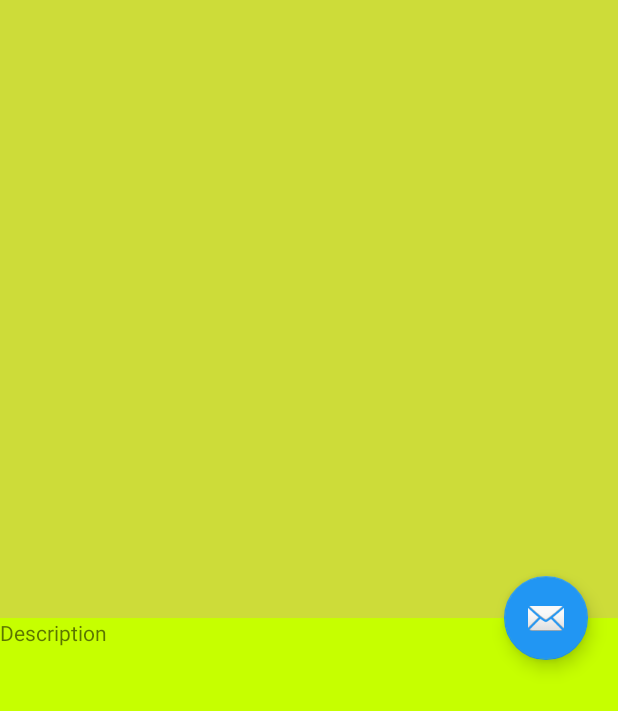
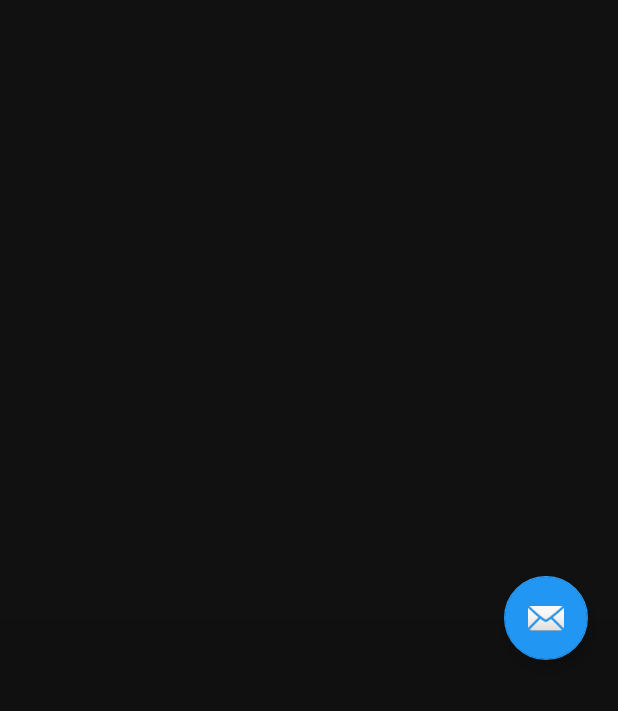
Before and after one commit to yalematta/Capstone, an Android app: the layout podcast_bottom_sheet.xml on its own in the app's theme, with its tools: preview values and no code run, on a phone screen of 412 x 824 dp. Shown: the top 711 px of the screen. Run offline under Robolectric (Android 15) with nearby library versions, the phone set to English and light mode, and no system bars.

Commit message:
Fixed layout of PodcastBottomSheet

```diff
--- a/app/src/main/res/layout/podcast_bottom_sheet.xml
+++ b/app/src/main/res/layout/podcast_bottom_sheet.xml
@@ -14,7 +14,7 @@
             android:layout_width="match_parent"
             android:layout_height="match_parent"
             android:orientation="horizontal"
-            android:background="#CDDC39"
+            android:background="#111111"
             android:layout_weight="50">
 
             <ImageView
@@ -38,17 +38,13 @@
             android:layout_height="match_parent"
             android:orientation="vertical"
             android:layout_weight="50"
-            android:background="#C6FF00">
-
-            <TextView
-                android:text="@string/description"
-                android:layout_width="wrap_content"
-                android:layout_height="wrap_content" />
+            android:background="#101010">
 
             <TextView
                 android:id="@+id/description"
                 android:layout_width="wrap_content"
-                android:layout_height="wrap_content" />
+                android:layout_height="wrap_content"
+                android:textColor="@android:color/white"/>
 
         </LinearLayout>
 
```
